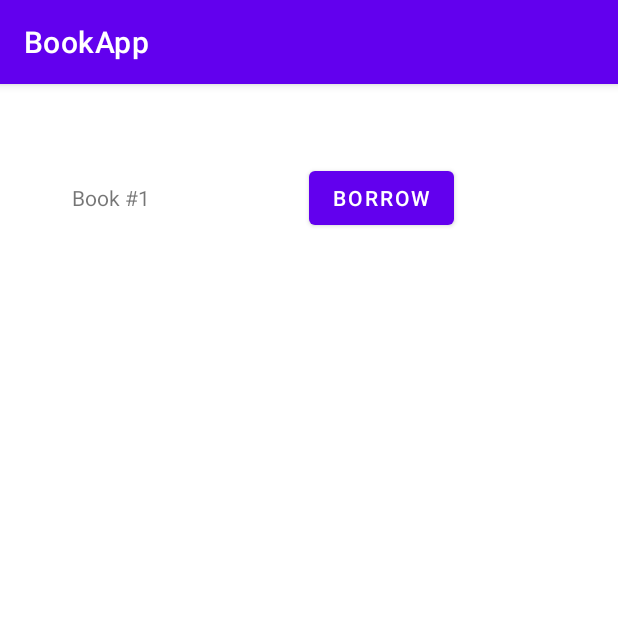
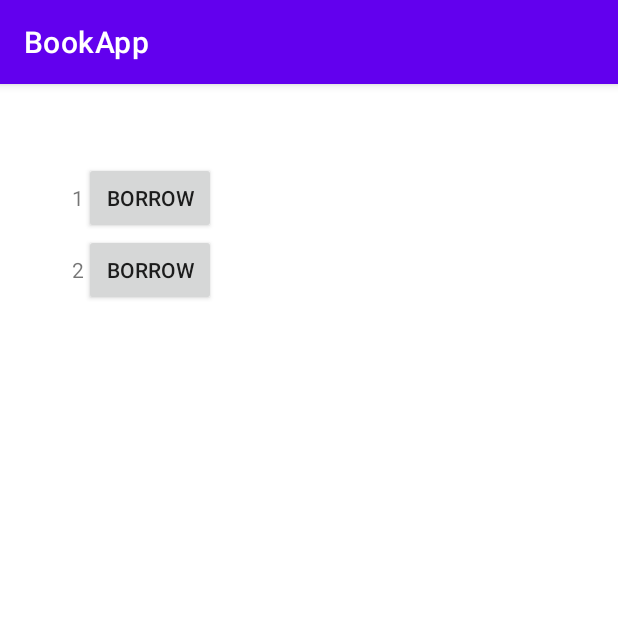
Before and after one commit to louisheal/Bookswapp-Mobile-App, an Android app: the screen it shows after launch (MainActivity), after a tap on "BORROW", on a phone screen of 412 x 824 dp, the top half of it. Run offline under Robolectric (Android 15) with nearby library versions, the phone set to English and light mode, and no system bars.

Commit message:
[ad4220] [feat] Added loadTable for dynamic table loading.

```diff
--- a/app/src/main/java/ac/ic/bookapp/MainActivity.kt
+++ b/app/src/main/java/ac/ic/bookapp/MainActivity.kt
@@ -2,17 +2,55 @@ package ac.ic.bookapp
 
 import androidx.appcompat.app.AppCompatActivity
 import android.os.Bundle
-import android.widget.Button
-import android.widget.Toast
+import android.widget.*
 
 class MainActivity : AppCompatActivity() {
+
+  private val BORROW: String = "Borrow"
+
   override fun onCreate(savedInstanceState: Bundle?) {
     super.onCreate(savedInstanceState)
     setContentView(R.layout.activity_main)
+    loadTable(listOf("1", "2"))
+    buttonAction()
+  }
+
+  fun buttonAction() {
     val button1: Button = findViewById<Button>(R.id.button6)
     button1.setOnClickListener {
       val borrowToast = Toast.makeText(this, "Book Borrowed", Toast.LENGTH_SHORT)
       borrowToast.show()
+      deleteRow()
     }
   }
+
+  fun deleteRow() {
+    val table = findViewById<TableLayout>(R.id.table)
+    val row = findViewById<Button>(R.id.button6).parent as? TableRow
+
+    table.removeView(row)
+  }
+
+  fun loadTable(data: List<String>) {
+    val table = findViewById<TableLayout>(R.id.table)
+    for (book: String in data) {
+      val row = createRow(book)
+      table.addView(row)
+    }
+  }
+
+  fun createRow(book: String): TableRow {
+    val row = TableRow(this)
+    val text = TextView(this)
+    text.setText(book)
+    row.addView(text)
+    val button = Button(this)
+    button.setText(BORROW)
+    button.setOnClickListener {
+      val borrowToast = Toast.makeText(this, "Book Borrowed", Toast.LENGTH_SHORT)
+      borrowToast.show()
+    }
+    row.addView(button)
+    return row
+  }
 }
--- a/app/src/main/res/layout/activity_main.xml
+++ b/app/src/main/res/layout/activity_main.xml
@@ -7,6 +7,7 @@
     tools:context=".MainActivity">
 
     <TableLayout
+        android:id="@+id/table"
         android:layout_width="330dp"
         android:layout_height="625dp"
         android:layout_marginStart="48dp"
```
